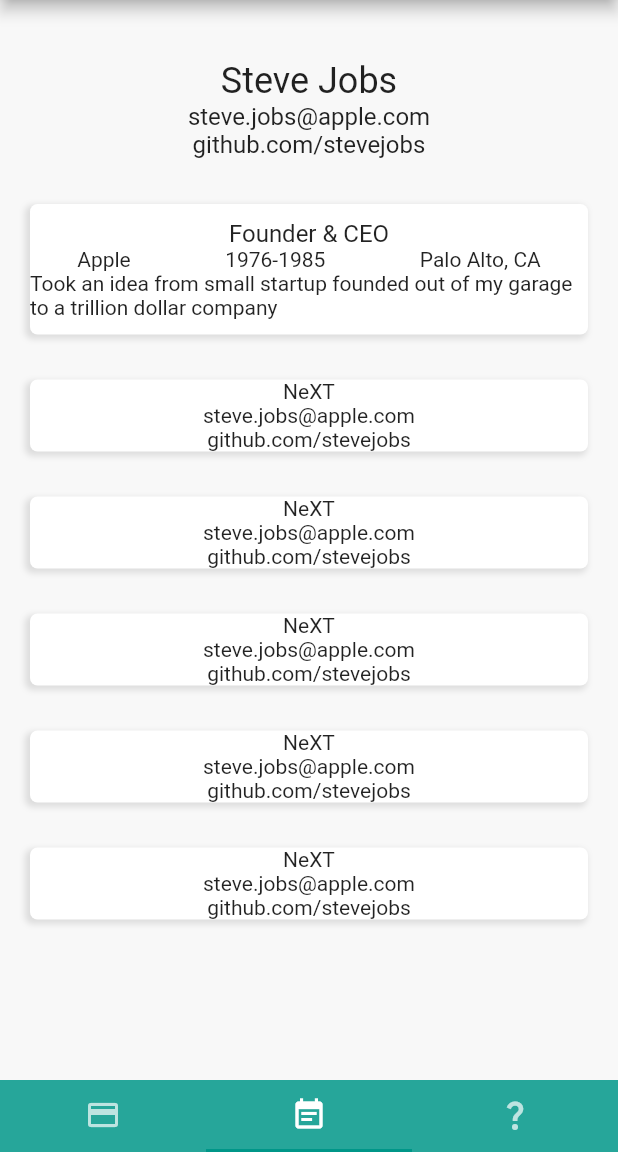
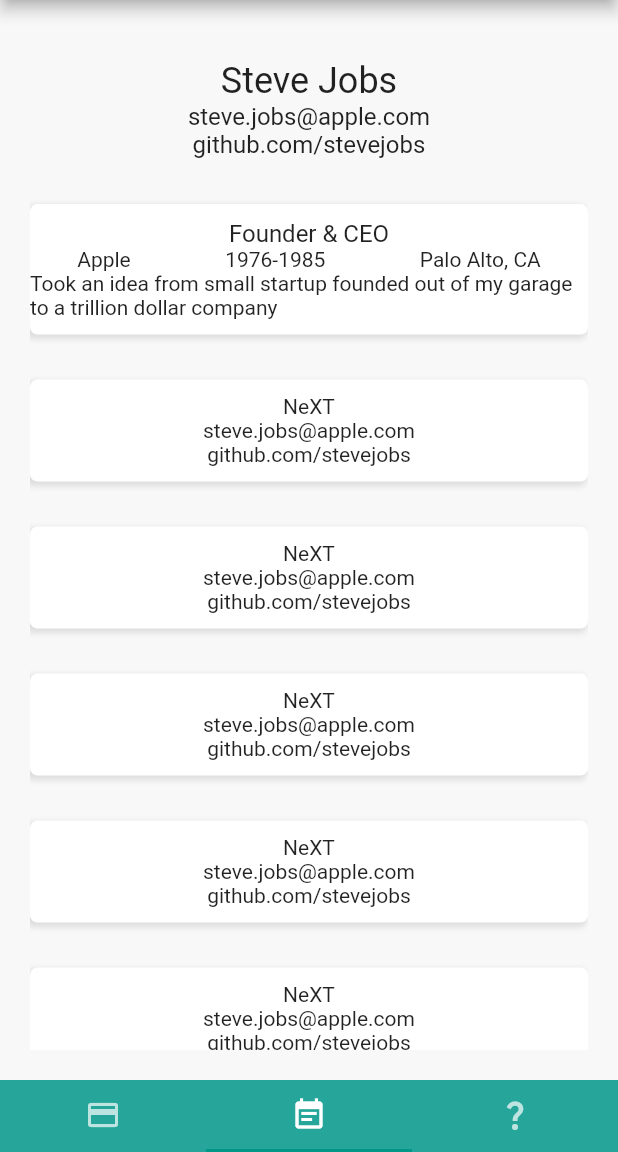
Before and after one commit to Schow94/Call-Me-Maybe, a Flutter app: the screen it shows after launch, item 2 of the bottom bar chosen, on a phone screen of 412 x 824 dp, the part 84-1236 px from its top. Run offline on Flutter 3.47's test engine with Material 2 defaults, Android fonts, the phone set to English and light mode, and no system bars.

Commit message:
Add padding to SizedBox in Resume Cards

```diff
--- a/lib/app.dart
+++ b/lib/app.dart
@@ -52,7 +52,9 @@ class MainTabController extends StatelessWidget {
         ),
         bottomNavigationBar: Container(
           color: Colors.teal[400],
-          child: const TabBar(tabs: tabs),
+          child: const TabBar(
+            tabs: tabs,
+          ),
         ),
       ),
     );
--- a/lib/screens/predictor_screen.dart
+++ b/lib/screens/predictor_screen.dart
@@ -39,7 +39,7 @@ class _PredictorState extends State<Predictor> {
           GestureDetector(
             onTap: clickBtn,
             child: Text(
-              'Ask a question..tap fo the answer',
+              'Ask a question..tap for the answer',
               style: Theme.of(context).textTheme.headline6,
             ),
           ),
--- a/lib/screens/resume_screen.dart
+++ b/lib/screens/resume_screen.dart
@@ -91,9 +91,11 @@ class Resume extends StatelessWidget {
                 ),
                 child: Column(
                   children: [
+                    SizedBox(height: 10),
                     Text('NeXT'),
                     Text('steve.jobs@apple.com'),
                     Text('github.com/stevejobs'),
+                    SizedBox(height: 10),
                   ],
                 ),
               ),
@@ -120,9 +122,11 @@ class Resume extends StatelessWidget {
                 ),
                 child: Column(
                   children: [
+                    SizedBox(height: 10),
                     Text('NeXT'),
                     Text('steve.jobs@apple.com'),
                     Text('github.com/stevejobs'),
+                    SizedBox(height: 10),
                   ],
                 ),
               ),
@@ -149,9 +153,11 @@ class Resume extends StatelessWidget {
                 ),
                 child: Column(
                   children: [
+                    SizedBox(height: 10),
                     Text('NeXT'),
                     Text('steve.jobs@apple.com'),
                     Text('github.com/stevejobs'),
+                    SizedBox(height: 10),
                   ],
                 ),
               ),
@@ -178,9 +184,11 @@ class Resume extends StatelessWidget {
                 ),
                 child: Column(
                   children: [
+                    SizedBox(height: 10),
                     Text('NeXT'),
                     Text('steve.jobs@apple.com'),
                     Text('github.com/stevejobs'),
+                    SizedBox(height: 10),
                   ],
                 ),
               ),
@@ -207,9 +215,11 @@ class Resume extends StatelessWidget {
                 ),
                 child: Column(
                   children: [
+                    SizedBox(height: 10),
                     Text('NeXT'),
                     Text('steve.jobs@apple.com'),
                     Text('github.com/stevejobs'),
+                    SizedBox(height: 10),
                   ],
                 ),
               ),
```
